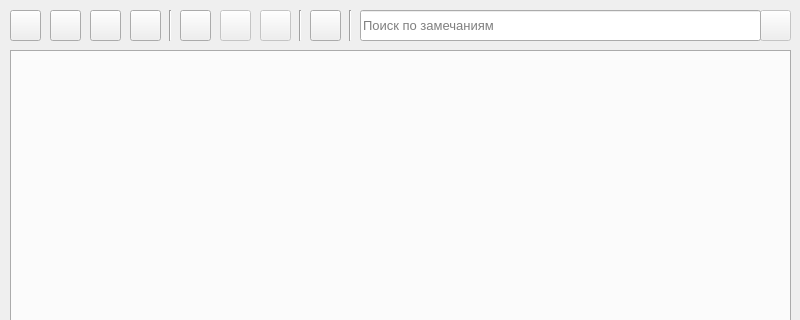
Old version of the form ui_main_window.ui in the repository eluvesi/nca; both pictures show x 0 to 800 and y 0 to 320 of the 800 by 600 pixel window.
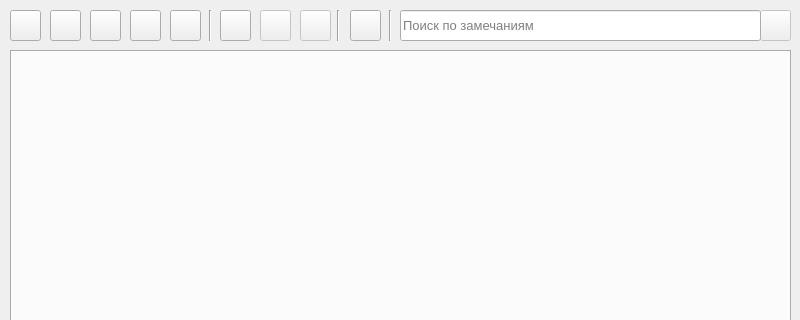
New version of the form. Icons and pictures are not drawn.

Commit message: Добавлена кнопка 'Отменить изменения', которая восстанавливает последнее сохранённое состояние файла.

The edit to the form file:
```diff
--- a/ui_main_window.ui
+++ b/ui_main_window.ui
@@ -45,7 +45,7 @@
    <widget class="QPushButton" name="helpButton">
     <property name="geometry">
      <rect>
-      <x>310</x>
+      <x>350</x>
       <y>10</y>
       <width>31</width>
       <height>31</height>
@@ -106,9 +106,9 @@
    <widget class="QLineEdit" name="searchLineEdit">
     <property name="geometry">
      <rect>
-      <x>360</x>
+      <x>400</x>
       <y>10</y>
-      <width>401</width>
+      <width>361</width>
       <height>31</height>
      </rect>
     </property>
@@ -371,7 +371,7 @@
     </property>
     <property name="geometry">
      <rect>
-      <x>260</x>
+      <x>300</x>
       <y>10</y>
       <width>31</width>
       <height>31</height>
@@ -429,9 +429,9 @@
    <widget class="Line" name="line">
     <property name="geometry">
      <rect>
-      <x>160</x>
+      <x>200</x>
       <y>10</y>
-      <width>20</width>
+      <width>21</width>
       <height>31</height>
      </rect>
     </property>
@@ -442,9 +442,9 @@
    <widget class="Line" name="line_2">
     <property name="geometry">
      <rect>
-      <x>290</x>
+      <x>330</x>
       <y>10</y>
-      <width>20</width>
+      <width>16</width>
       <height>31</height>
      </rect>
     </property>
@@ -455,7 +455,7 @@
    <widget class="QPushButton" name="tabAddButton">
     <property name="geometry">
      <rect>
-      <x>180</x>
+      <x>220</x>
       <y>10</y>
       <width>31</width>
       <height>31</height>
@@ -487,7 +487,7 @@
     </property>
     <property name="geometry">
      <rect>
-      <x>220</x>
+      <x>260</x>
       <y>10</y>
       <width>31</width>
       <height>31</height>
@@ -516,7 +516,7 @@
    <widget class="Line" name="line_3">
     <property name="geometry">
      <rect>
-      <x>340</x>
+      <x>380</x>
       <y>10</y>
       <width>20</width>
       <height>31</height>
@@ -545,6 +545,35 @@
      <number>-1</number>
     </property>
    </widget>
+   <widget class="QPushButton" name="fileRevertButton">
+    <property name="geometry">
+     <rect>
+      <x>170</x>
+      <y>10</y>
+      <width>31</width>
+      <height>31</height>
+     </rect>
+    </property>
+    <property name="cursor">
+     <cursorShape>PointingHandCursor</cursorShape>
+    </property>
+    <property name="toolTip">
+     <string>Отменить изменения</string>
+    </property>
+    <property name="text">
+     <string/>
+    </property>
+    <property name="icon">
+     <iconset>
+      <normaloff>icons/document-revert.png</normaloff>icons/document-revert.png</iconset>
+    </property>
+    <property name="iconSize">
+     <size>
+      <width>24</width>
+      <height>24</height>
+     </size>
+    </property>
+   </widget>
   </widget>
   <widget class="QStatusBar" name="statusbar"/>
  </widget>
```
Left out of the diff: 8 changed lines with no effect on the pictures. The commit also changes 2 other files.
